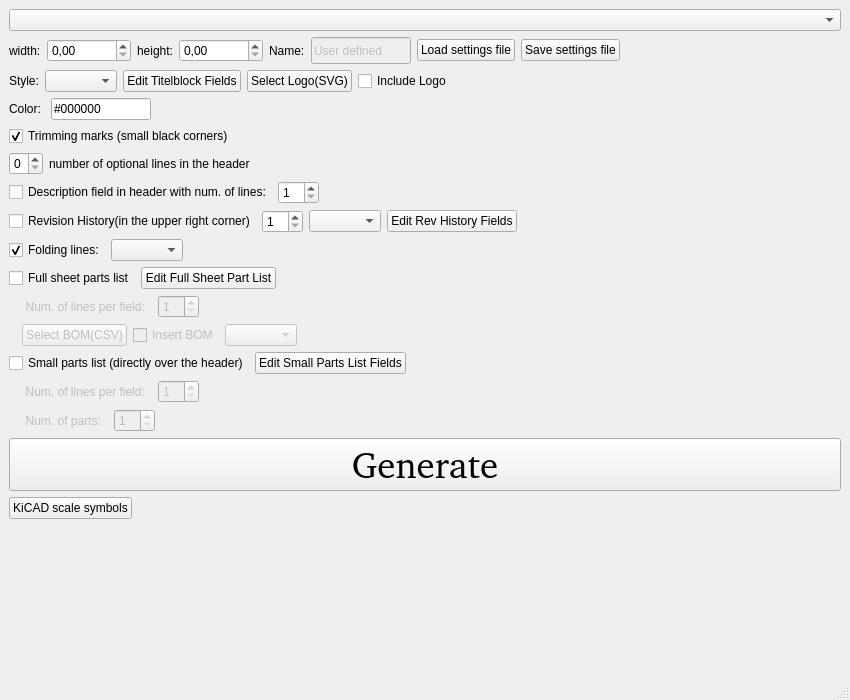
Before: the Qt Designer form Src/mainwindow.ui in tobiasfalk/KiCAD-FreeCAD-TechDraw-Template-Generator, drawn with Qt 5.
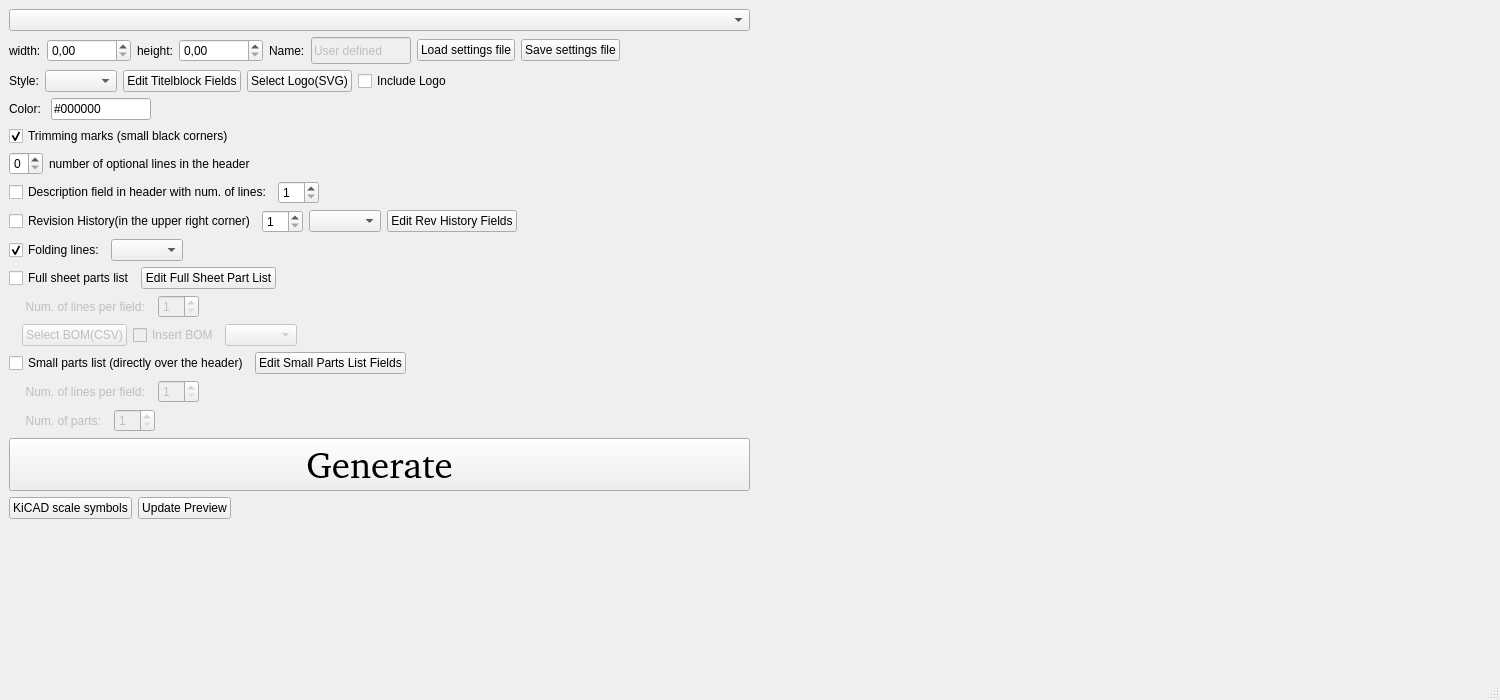
After: the same form once the commit is applied.

The edit to the form file:
```diff
--- a/Src/mainwindow.ui
+++ b/Src/mainwindow.ui
@@ -9,20 +9,26 @@
    <rect>
     <x>0</x>
     <y>0</y>
-    <width>850</width>
+    <width>1500</width>
     <height>700</height>
    </rect>
   </property>
+  <property name="sizePolicy">
+   <sizepolicy hsizetype="Expanding" vsizetype="Expanding">
+    <horstretch>0</horstretch>
+    <verstretch>0</verstretch>
+   </sizepolicy>
+  </property>
   <property name="minimumSize">
    <size>
-    <width>850</width>
+    <width>1500</width>
     <height>700</height>
    </size>
   </property>
   <property name="maximumSize">
    <size>
-    <width>850</width>
-    <height>700</height>
+    <width>16777215</width>
+    <height>16777215</height>
    </size>
   </property>
   <property name="windowTitle">
@@ -32,11 +38,87 @@
    <locale language="German" country="Germany"/>
   </property>
   <widget class="QWidget" name="centralwidget">
-   <layout class="QVBoxLayout" name="verticalLayout">
-    <item>
-     <widget class="QComboBox" name="SheetSizeComboBox"/>
+   <layout class="QGridLayout" name="gridLayout">
+    <item row="16" column="0">
+     <layout class="QHBoxLayout" name="horizontalLayout_13">
+      <item>
+       <widget class="QPushButton" name="pushButton_2">
+        <property name="text">
+         <string>KiCAD scale symbols</string>
+        </property>
+       </widget>
+      </item>
+      <item>
+       <widget class="QPushButton" name="previewPushButton">
+        <property name="text">
+         <string>Update Preview</string>
+        </property>
+       </widget>
+      </item>
+      <item>
+       <spacer name="horizontalSpacer_13">
+        <property name="orientation">
+         <enum>Qt::Horizontal</enum>
+        </property>
+        <property name="sizeHint" stdset="0">
+         <size>
+          <width>40</width>
+          <height>20</height>
+         </size>
+        </property>
+       </spacer>
+      </item>
+     </layout>
     </item>
-    <item>
+    <item row="2" column="0">
+     <layout class="QHBoxLayout" name="horizontalLayout_11">
+      <item>
+       <widget class="QLabel" name="label_7">
+        <property name="text">
+         <string>Style:</string>
+        </property>
+       </widget>
+      </item>
+      <item>
+       <widget class="QComboBox" name="SheetStyleComboBox"/>
+      </item>
+      <item>
+       <widget class="QPushButton" name="sheetTitelblockFieldsPushButton">
+        <property name="text">
+         <string>Edit Titelblock Fields</string>
+        </property>
+       </widget>
+      </item>
+      <item>
+       <widget class="QPushButton" name="logoPushButton">
+        <property name="text">
+         <string>Select Logo(SVG)</string>
+        </property>
+       </widget>
+      </item>
+      <item>
+       <widget class="QCheckBox" name="logoCheckBox">
+        <property name="text">
+         <string>Include Logo</string>
+        </property>
+       </widget>
+      </item>
+      <item>
+       <spacer name="horizontalSpacer_8">
+        <property name="orientation">
+         <enum>Qt::Horizontal</enum>
+        </property>
+        <property name="sizeHint" stdset="0">
+         <size>
+          <width>40</width>
+          <height>20</height>
+         </size>
+        </property>
+       </spacer>
+      </item>
+     </layout>
+    </item>
+    <item row="1" column="0">
      <layout class="QHBoxLayout" name="horizontalLayout">
       <item>
        <widget class="QLabel" name="label">
@@ -139,146 +221,42 @@
       </item>
      </layout>
     </item>
-    <item>
-     <layout class="QHBoxLayout" name="horizontalLayout_11">
+    <item row="15" column="0">
+     <layout class="QHBoxLayout" name="horizontalLayout_6">
       <item>
-       <widget class="QLabel" name="label_7">
-        <property name="text">
-         <string>Style:</string>
+       <widget class="QPushButton" name="GeneratePushButton">
+        <property name="sizePolicy">
+         <sizepolicy hsizetype="Fixed" vsizetype="Fixed">
+          <horstretch>0</horstretch>
+          <verstretch>0</verstretch>
+         </sizepolicy>
         </property>
-       </widget>
-      </item>
-      <item>
-       <widget class="QComboBox" name="SheetStyleComboBox"/>
-      </item>
-      <item>
-       <widget class="QPushButton" name="sheetTitelblockFieldsPushButton">
-        <property name="text">
-         <string>Edit Titelblock Fields</string>
-        </property>
-       </widget>
-      </item>
-      <item>
-       <widget class="QPushButton" name="logoPushButton">
-        <property name="text">
-         <string>Select Logo(SVG)</string>
-        </property>
-       </widget>
-      </item>
-      <item>
-       <widget class="QCheckBox" name="logoCheckBox">
-        <property name="text">
-         <string>Include Logo</string>
-        </property>
-       </widget>
-      </item>
-      <item>
-       <spacer name="horizontalSpacer_8">
-        <property name="orientation">
-         <enum>Qt::Horizontal</enum>
-        </property>
-        <property name="sizeHint" stdset="0">
-         <size>
-          <width>40</width>
-          <height>20</height>
-         </size>
-        </property>
-       </spacer>
-      </item>
-     </layout>
-    </item>
-    <item>
-     <layout class="QHBoxLayout" name="horizontalLayout_8">
-      <item>
-       <widget class="QLabel" name="lable">
-        <property name="text">
-         <string>Color: </string>
-        </property>
-       </widget>
-      </item>
-      <item>
-       <widget class="QLineEdit" name="ColorLineEdit">
         <property name="minimumSize">
          <size>
-          <width>0</width>
+          <width>450</width>
           <height>0</height>
          </size>
         </property>
         <property name="maximumSize">
          <size>
-          <width>100</width>
-          <height>27</height>
+          <width>822</width>
+          <height>16777215</height>
          </size>
         </property>
-        <property name="text">
-         <string>#000000</string>
+        <property name="font">
+         <font>
+          <family>Noto Sans [GOOG]</family>
+          <pointsize>28</pointsize>
+         </font>
         </property>
-       </widget>
-      </item>
-      <item>
-       <spacer name="horizontalSpacer_7">
-        <property name="orientation">
-         <enum>Qt::Horizontal</enum>
-        </property>
-        <property name="sizeHint" stdset="0">
-         <size>
-          <width>40</width>
-          <height>20</height>
-         </size>
-        </property>
-       </spacer>
-      </item>
-     </layout>
-    </item>
-    <item>
-     <layout class="QHBoxLayout" name="horizontalLayout_12">
-      <item>
-       <widget class="QCheckBox" name="trimmingMarksCheckBox">
         <property name="text">
-         <string>Trimming marks (small black corners)</string>
+         <string>Generate</string>
         </property>
-        <property name="checked">
-         <bool>true</bool>
-        </property>
        </widget>
       </item>
      </layout>
     </item>
-    <item>
-     <layout class="QHBoxLayout" name="horizontalLayout_2">
-      <item>
-       <widget class="QSpinBox" name="OptLinesSpinBox">
-        <property name="enabled">
-         <bool>true</bool>
-        </property>
-        <property name="maximum">
-         <number>3</number>
-        </property>
-       </widget>
-      </item>
-      <item>
-       <widget class="QLabel" name="label_3">
-        <property name="text">
-         <string>number of optional lines in the header</string>
-        </property>
-       </widget>
-      </item>
-      <item>
-       <spacer name="horizontalSpacer_3">
-        <property name="orientation">
-         <enum>Qt::Horizontal</enum>
-        </property>
-        <property name="sizeHint" stdset="0">
-         <size>
-          <width>40</width>
-          <height>20</height>
-         </size>
-        </property>
-       </spacer>
-      </item>
-     </layout>
-    </item>
-    <item>
+    <item row="6" column="0">
      <layout class="QHBoxLayout" name="horizontalLayout_16">
       <item>
        <widget class="QCheckBox" name="DescriptionCheckBox">
@@ -309,34 +287,30 @@
       </item>
      </layout>
     </item>
-    <item>
-     <layout class="QHBoxLayout" name="horizontalLayout_3">
+    <item row="14" column="0">
+     <layout class="QHBoxLayout" name="horizontalLayout_15">
       <item>
-       <widget class="QCheckBox" name="RevHistoryCheckBox">
+       <widget class="QLabel" name="SmallPartsListNumPartsLabel">
+        <property name="enabled">
+         <bool>false</bool>
+        </property>
         <property name="text">
-         <string>Revision History(in the upper right corner)</string>
+         <string>     Num. of parts:  </string>
         </property>
        </widget>
       </item>
       <item>
-       <widget class="QSpinBox" name="numRevSpinBox">
+       <widget class="QSpinBox" name="SmallPartsListNumPartsSpinBox">
+        <property name="enabled">
+         <bool>false</bool>
+        </property>
         <property name="minimum">
          <number>1</number>
         </property>
        </widget>
       </item>
       <item>
-       <widget class="QComboBox" name="revHistoryStyleComboBox"/>
-      </item>
-      <item>
-       <widget class="QPushButton" name="revHistoryStylePushButton">
-        <property name="text">
-         <string>Edit Rev History Fields</string>
-        </property>
-       </widget>
-      </item>
-      <item>
-       <spacer name="horizontalSpacer_2">
+       <spacer name="horizontalSpacer_11">
         <property name="orientation">
          <enum>Qt::Horizontal</enum>
         </property>
@@ -350,57 +324,24 @@
       </item>
      </layout>
     </item>
-    <item>
-     <layout class="QHBoxLayout" name="horizontalLayout_7">
+    <item row="12" column="0">
+     <layout class="QHBoxLayout" name="horizontalLayout_5">
       <item>
-       <widget class="QCheckBox" name="foldLinesCheckBox">
+       <widget class="QCheckBox" name="SmallPartsListCheckBox">
         <property name="text">
-         <string>Folding lines:</string>
+         <string>Small parts list (directly over the header)</string>
         </property>
-        <property name="checked">
-         <bool>true</bool>
-        </property>
        </widget>
       </item>
       <item>
-       <widget class="QComboBox" name="foldingLinesComboBox"/>
-      </item>
-      <item>
-       <spacer name="horizontalSpacer_9">
-        <property name="orientation">
-         <enum>Qt::Horizontal</enum>
-        </property>
-        <property name="sizeHint" stdset="0">
-         <size>
-          <width>40</width>
-          <height>20</height>
-         </size>
-        </property>
-       </spacer>
-      </item>
-     </layout>
-    </item>
-    <item>
-     <layout class="QHBoxLayout" name="horizontalLayout_4">
-      <item>
-       <widget class="QCheckBox" name="FullPartsListCheckBox">
-        <property name="enabled">
-         <bool>true</bool>
-        </property>
+       <widget class="QPushButton" name="pushButton">
         <property name="text">
-         <string>Full sheet parts list</string>
+         <string>Edit Small Parts List Fields</string>
         </property>
        </widget>
       </item>
       <item>
-       <widget class="QPushButton" name="editFullPartsListPushButton">
-        <property name="text">
-         <string>Edit Full Sheet Part List</string>
-        </property>
-       </widget>
-      </item>
-      <item>
-       <spacer name="horizontalSpacer_12">
+       <spacer name="horizontalSpacer_6">
         <property name="orientation">
          <enum>Qt::Horizontal</enum>
         </property>
@@ -414,44 +355,7 @@
       </item>
      </layout>
     </item>
-    <item>
-     <layout class="QHBoxLayout" name="horizontalLayout_9">
-      <item>
-       <widget class="QLabel" name="FullPartsListNumLinesPerFieldLabel">
-        <property name="enabled">
-         <bool>false</bool>
-        </property>
-        <property name="text">
-         <string>     Num. of lines per field:  </string>
-        </property>
-       </widget>
-      </item>
-      <item>
-       <widget class="QSpinBox" name="FullPartsListNumLinesPerFieldSpinBox">
-        <property name="enabled">
-         <bool>false</bool>
-        </property>
-        <property name="minimum">
-         <number>1</number>
-        </property>
-       </widget>
-      </item>
-      <item>
-       <spacer name="horizontalSpacer_4">
-        <property name="orientation">
-         <enum>Qt::Horizontal</enum>
-        </property>
-        <property name="sizeHint" stdset="0">
-         <size>
-          <width>40</width>
-          <height>20</height>
-         </size>
-        </property>
-       </spacer>
-      </item>
-     </layout>
-    </item>
-    <item>
+    <item row="11" column="0">
      <layout class="QHBoxLayout" name="horizontalLayout_10">
       <item>
        <widget class="QLabel" name="label_4">
@@ -502,24 +406,27 @@
       </item>
      </layout>
     </item>
-    <item>
-     <layout class="QHBoxLayout" name="horizontalLayout_5">
+    <item row="9" column="0">
+     <layout class="QHBoxLayout" name="horizontalLayout_4">
       <item>
-       <widget class="QCheckBox" name="SmallPartsListCheckBox">
+       <widget class="QCheckBox" name="FullPartsListCheckBox">
+        <property name="enabled">
+         <bool>true</bool>
+        </property>
         <property name="text">
-         <string>Small parts list (directly over the header)</string>
+         <string>Full sheet parts list</string>
         </property>
        </widget>
       </item>
       <item>
-       <widget class="QPushButton" name="pushButton">
+       <widget class="QPushButton" name="editFullPartsListPushButton">
         <property name="text">
-         <string>Edit Small Parts List Fields</string>
+         <string>Edit Full Sheet Part List</string>
         </property>
        </widget>
       </item>
       <item>
-       <spacer name="horizontalSpacer_6">
+       <spacer name="horizontalSpacer_12">
         <property name="orientation">
          <enum>Qt::Horizontal</enum>
         </property>
@@ -533,7 +440,7 @@
       </item>
      </layout>
     </item>
-    <item>
+    <item row="13" column="0">
      <layout class="QHBoxLayout" name="horizontalLayout_14">
       <item>
        <widget class="QLabel" name="SmallPartsListNumLinesPerFieldLabel">
@@ -570,91 +477,7 @@
       </item>
      </layout>
     </item>
-    <item>
-     <layout class="QHBoxLayout" name="horizontalLayout_15">
-      <item>
-       <widget class="QLabel" name="SmallPartsListNumPartsLabel">
-        <property name="enabled">
-         <bool>false</bool>
-        </property>
-        <property name="text">
-         <string>     Num. of parts:  </string>
-        </property>
-       </widget>
-      </item>
-      <item>
-       <widget class="QSpinBox" name="SmallPartsListNumPartsSpinBox">
-        <property name="enabled">
-         <bool>false</bool>
-        </property>
-        <property name="minimum">
-         <number>1</number>
-        </property>
-       </widget>
-      </item>
-      <item>
-       <spacer name="horizontalSpacer_11">
-        <property name="orientation">
-         <enum>Qt::Horizontal</enum>
-        </property>
-        <property name="sizeHint" stdset="0">
-         <size>
-          <width>40</width>
-          <height>20</height>
-         </size>
-        </property>
-       </spacer>
-      </item>
-     </layout>
-    </item>
-    <item>
-     <layout class="QHBoxLayout" name="horizontalLayout_6">
-      <item>
-       <widget class="QPushButton" name="GeneratePushButton">
-        <property name="minimumSize">
-         <size>
-          <width>450</width>
-          <height>0</height>
-         </size>
-        </property>
-        <property name="font">
-         <font>
-          <family>Noto Sans [GOOG]</family>
-          <pointsize>28</pointsize>
-         </font>
-        </property>
-        <property name="text">
-         <string>Generate</string>
-        </property>
-       </widget>
-      </item>
-     </layout>
-    </item>
-    <item>
-     <layout class="QHBoxLayout" name="horizontalLayout_13">
-      <item>
-       <widget class="QPushButton" name="pushButton_2">
-        <property name="text">
-         <string>KiCAD scale symbols</string>
-        </property>
-       </widget>
-      </item>
-      <item>
-       <spacer name="horizontalSpacer_13">
-        <property name="orientation">
-         <enum>Qt::Horizontal</enum>
-        </property>
-        <property name="sizeHint" stdset="0">
-         <size>
-          <width>40</width>
-          <height>20</height>
-         </size>
-        </property>
-       </spacer>
-      </item>
-     </layout>
-    </item>
-    <item>
+    <item row="17" column="0">
      <spacer name="verticalSpacer">
       <property name="orientation">
        <enum>Qt::Vertical</enum>
@@ -667,6 +490,238 @@
       </property>
      </spacer>
     </item>
+    <item row="3" column="0">
+     <layout class="QHBoxLayout" name="horizontalLayout_8">
+      <item>
+       <widget class="QLabel" name="lable">
+        <property name="text">
+         <string>Color: </string>
+        </property>
+       </widget>
+      </item>
+      <item>
+       <widget class="QLineEdit" name="ColorLineEdit">
+        <property name="minimumSize">
+         <size>
+          <width>0</width>
+          <height>0</height>
+         </size>
+        </property>
+        <property name="maximumSize">
+         <size>
+          <width>100</width>
+          <height>27</height>
+         </size>
+        </property>
+        <property name="text">
+         <string>#000000</string>
+        </property>
+       </widget>
+      </item>
+      <item>
+       <spacer name="horizontalSpacer_7">
+        <property name="orientation">
+         <enum>Qt::Horizontal</enum>
+        </property>
+        <property name="sizeHint" stdset="0">
+         <size>
+          <width>40</width>
+          <height>20</height>
+         </size>
+        </property>
+       </spacer>
+      </item>
+     </layout>
+    </item>
+    <item row="10" column="0">
+     <layout class="QHBoxLayout" name="horizontalLayout_9">
+      <item>
+       <widget class="QLabel" name="FullPartsListNumLinesPerFieldLabel">
+        <property name="enabled">
+         <bool>false</bool>
+        </property>
+        <property name="text">
+         <string>     Num. of lines per field:  </string>
+        </property>
+       </widget>
+      </item>
+      <item>
+       <widget class="QSpinBox" name="FullPartsListNumLinesPerFieldSpinBox">
+        <property name="enabled">
+         <bool>false</bool>
+        </property>
+        <property name="minimum">
+         <number>1</number>
+        </property>
+       </widget>
+      </item>
+      <item>
+       <spacer name="horizontalSpacer_4">
+        <property name="orientation">
+         <enum>Qt::Horizontal</enum>
+        </property>
+        <property name="sizeHint" stdset="0">
+         <size>
+          <width>40</width>
+          <height>20</height>
+         </size>
+        </property>
+       </spacer>
+      </item>
+     </layout>
+    </item>
+    <item row="4" column="0">
+     <layout class="QHBoxLayout" name="horizontalLayout_12">
+      <item>
+       <widget class="QCheckBox" name="trimmingMarksCheckBox">
+        <property name="text">
+         <string>Trimming marks (small black corners)</string>
+        </property>
+        <property name="checked">
+         <bool>true</bool>
+        </property>
+       </widget>
+      </item>
+     </layout>
+    </item>
+    <item row="8" column="0">
+     <layout class="QHBoxLayout" name="horizontalLayout_7">
+      <item>
+       <widget class="QCheckBox" name="foldLinesCheckBox">
+        <property name="text">
+         <string>Folding lines:</string>
+        </property>
+        <property name="checked">
+         <bool>true</bool>
+        </property>
+       </widget>
+      </item>
+      <item>
+       <widget class="QComboBox" name="foldingLinesComboBox"/>
+      </item>
+      <item>
+       <spacer name="horizontalSpacer_9">
+        <property name="orientation">
+         <enum>Qt::Horizontal</enum>
+        </property>
+        <property name="sizeHint" stdset="0">
+         <size>
+          <width>40</width>
+          <height>20</height>
+         </size>
+        </property>
+       </spacer>
+      </item>
+     </layout>
+    </item>
+    <item row="7" column="0">
+     <layout class="QHBoxLayout" name="horizontalLayout_3">
+      <item>
+       <widget class="QCheckBox" name="RevHistoryCheckBox">
+        <property name="text">
+         <string>Revision History(in the upper right corner)</string>
+        </property>
+       </widget>
+      </item>
+      <item>
+       <widget class="QSpinBox" name="numRevSpinBox">
+        <property name="minimum">
+         <number>1</number>
+        </property>
+       </widget>
+      </item>
+      <item>
+       <widget class="QComboBox" name="revHistoryStyleComboBox"/>
+      </item>
+      <item>
+       <widget class="QPushButton" name="revHistoryStylePushButton">
+        <property name="text">
+         <string>Edit Rev History Fields</string>
+        </property>
+       </widget>
+      </item>
+      <item>
+       <spacer name="horizontalSpacer_2">
+        <property name="orientation">
+         <enum>Qt::Horizontal</enum>
+        </property>
+        <property name="sizeHint" stdset="0">
+         <size>
+          <width>40</width>
+          <height>20</height>
+         </size>
+        </property>
+       </spacer>
+      </item>
+     </layout>
+    </item>
+    <item row="0" column="0">
+     <widget class="QComboBox" name="SheetSizeComboBox">
+      <property name="sizePolicy">
+       <sizepolicy hsizetype="Fixed" vsizetype="Fixed">
+        <horstretch>0</horstretch>
+        <verstretch>0</verstretch>
+       </sizepolicy>
+      </property>
+      <property name="maximumSize">
+       <size>
+        <width>822</width>
+        <height>16777215</height>
+       </size>
+      </property>
+     </widget>
+    </item>
+    <item row="5" column="0">
+     <layout class="QHBoxLayout" name="horizontalLayout_2">
+      <item>
+       <widget class="QSpinBox" name="OptLinesSpinBox">
+        <property name="enabled">
+         <bool>true</bool>
+        </property>
+        <property name="maximum">
+         <number>3</number>
+        </property>
+       </widget>
+      </item>
+      <item>
+       <widget class="QLabel" name="label_3">
+        <property name="text">
+         <string>number of optional lines in the header</string>
+        </property>
+       </widget>
+      </item>
+      <item>
+       <spacer name="horizontalSpacer_3">
+        <property name="orientation">
+         <enum>Qt::Horizontal</enum>
+        </property>
+        <property name="sizeHint" stdset="0">
+         <size>
+          <width>40</width>
+          <height>20</height>
+         </size>
+        </property>
+       </spacer>
+      </item>
+     </layout>
+    </item>
+    <item row="0" column="1" rowspan="18">
+     <layout class="QGridLayout" name="gridLayout_2">
+      <item row="0" column="0">
+       <spacer name="horizontalSpacer_15">
+        <property name="orientation">
+         <enum>Qt::Horizontal</enum>
+        </property>
+        <property name="sizeHint" stdset="0">
+         <size>
+          <width>40</width>
+          <height>20</height>
+         </size>
+        </property>
+       </spacer>
+      </item>
+     </layout>
+    </item>
    </layout>
   </widget>
   <widget class="QMenuBar" name="menubar">
@@ -674,7 +729,7 @@
     <rect>
      <x>0</x>
      <y>0</y>
-     <width>850</width>
+     <width>1500</width>
      <height>22</height>
     </rect>
    </property>
```
